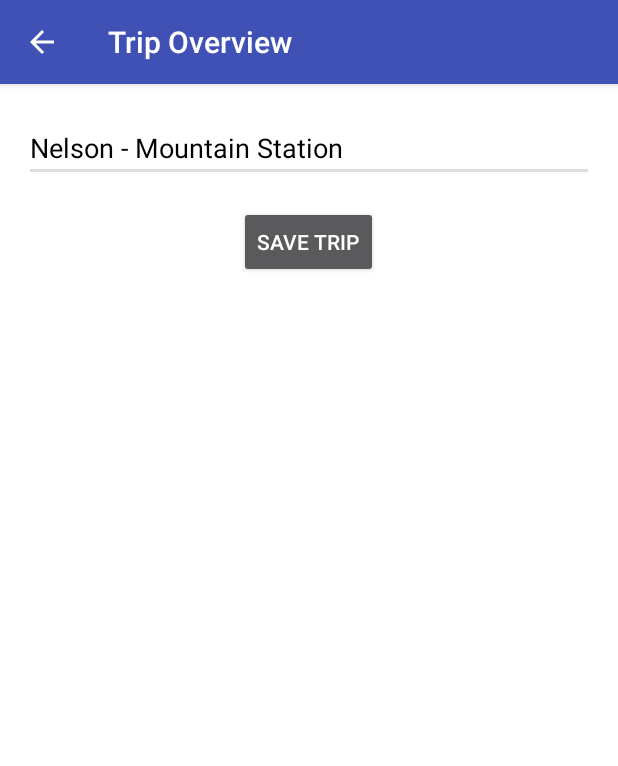
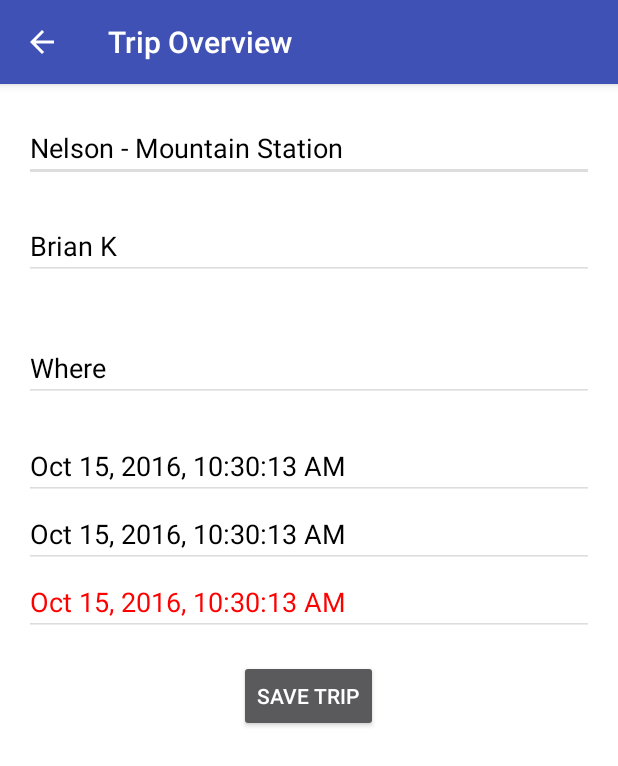
Before and after one commit to rottenb/SimpleCheck-In, an Android app: the screen it shows after launch (TripDetailActivity), after a tap on "Nelson - Mountain Station", on a phone screen of 412 x 824 dp. Shown: the top 766 px of the screen. Run offline under Robolectric (Android 15) with nearby library versions, the phone set to English and light mode, and no system bars; 3 other taps on this screen came first.

Commit message:
trip database added

```diff
--- a/app/src/main/java/com/brianmk/simplecheck_in/MainActivity.java
+++ b/app/src/main/java/com/brianmk/simplecheck_in/MainActivity.java
@@ -12,8 +12,6 @@ import android.widget.AdapterView;
 import android.widget.ArrayAdapter;
 import android.widget.ListView;
 
-import java.util.ArrayList;
-import java.util.Arrays;
 import java.util.List;
 
 public class MainActivity extends AppCompatActivity {
@@ -22,7 +20,7 @@ public class MainActivity extends AppCompatActivity {
     private ArrayAdapter<String> mTripListAdapter;
 
     private ListView tripListView;
-
+/*
     private String[] dummyTripListData = {
             "Bellingham - Chuckanut",
             "Bellingham - Galbraith",
@@ -43,7 +41,7 @@ public class MainActivity extends AppCompatActivity {
             "Whistler - Lost Lake" };
 
     private int nPosition = 0;
-
+*/
 
     @Override
     protected void onCreate(Bundle savedInstanceState) {
@@ -52,12 +50,25 @@ public class MainActivity extends AppCompatActivity {
         Toolbar toolbar = (Toolbar) findViewById(R.id.toolbar);
         setSupportActionBar(toolbar);
 
+        TripDataBase tripDB = new TripDataBase(this);
+        if (!tripDB.isTrips()) {
+            tripDB.addTrip(new TripData("Nelson - Mountain Station", "Brian K"));
+            tripDB.addTrip(new TripData("Nelson - Gold Creek", "Brian K"));
+            tripDB.addTrip(new TripData("Whistler - Bike Park", "Brian K, Kay C"));
+            tripDB.addTrip(new TripData("North Vancouver - Seymour", "Brian K, Kay C, James W"));
+            tripDB.addTrip(new TripData("Fraser Valley - Burke", "Brian K, Kay C, Chris W"));
+            tripDB.addTrip(new TripData("Fraser Valley - Sumas", "Brian K, James W, Clayton M"));
+        }
 
-        List<String> dummyTripList = new ArrayList<>(Arrays.asList(dummyTripListData));
+        //List<String> tripTitleList = new ArrayList<>(Arrays.asList(dummyTripListData));
+
+        List<String> tripTitleList = tripDB.getAllTripTitles();
+        tripTitleList.add(0, "-- Tap To Add New Trip --");
+
 
         mTripListAdapter = new ArrayAdapter<> (this, R.layout.trip_list_item,
                                                         R.id.trip_list_item_textview,
-                                                         dummyTripList );
+                                                         tripTitleList );
 
         tripListView = (ListView) findViewById(R.id.trip_list);
 
@@ -68,24 +79,27 @@ public class MainActivity extends AppCompatActivity {
         tripListView.setOnItemClickListener(new AdapterView.OnItemClickListener() {
             @Override
             public void onItemClick(AdapterView<?> parent, View view, int position, long id) {
-                nPosition = position;
-                tripIntent.putExtra("TITLE", mTripListAdapter.getItem(position));
+             //   nPosition = position;
+             //   tripIntent.putExtra("TITLE", mTripListAdapter.getItem(position));
+
+                tripIntent.putExtra("POSITION", position);
 
                 startActivityForResult(tripIntent, 1);
             }
         });
-    }
+    } // onCreate()
 
     @Override
     protected void onActivityResult(int requestCode, int resultCode, Intent data) {
         super.onActivityResult(requestCode, resultCode, data);
-
+/*
         if (resultCode != 0) {
             dummyTripListData[nPosition] = data.getStringExtra("TITLE");
             mTripListAdapter.notifyDataSetChanged();
             tripListView.setAdapter(mTripListAdapter);
         }
-    }
+*/
+    } // onActivityResult()
 
     @Override
     public boolean onCreateOptionsMenu(Menu menu) {
@@ -115,6 +129,18 @@ public class MainActivity extends AppCompatActivity {
             case R.id.main_menu_app_settings:
                 Log.d(LOG_TAG, "app settings");
                 break;
+            case R.id.main_menu_delete_db:
+                Log.d(LOG_TAG, "DELETE DATABASE");
+
+                TripDataBase tdb = new TripDataBase(this);
+                tdb.deleteALLTripDB(this);
+
+                mTripListAdapter.notifyDataSetChanged();
+                tripListView.setAdapter(mTripListAdapter);
+
+                tdb.close();
+                finish();
+                break;
             default:
                 Log.d(LOG_TAG, "Oops, fell through");
                 break;
--- a/app/src/main/java/com/brianmk/simplecheck_in/TripData.java
+++ b/app/src/main/java/com/brianmk/simplecheck_in/TripData.java
@@ -1,26 +1,94 @@
 package com.brianmk.simplecheck_in;
 
+import java.text.DateFormat;
+import java.util.Date;
+
+import static android.R.attr.id;
+
 /**
- * Created by rot on 2016-10-14.
+ * Created by rot on 2016-10-15.
  *
- * Simple class containing all data for a single trip
+ * Holds the data for a single trip
  */
 
-public class TripData {
+class TripData {
+    private static final String LOG_TAG = TripData.class.getSimpleName();
+
+    private int mId;
+
     private String mTitle;
+    private String mWho;
 
-    public TripData() {
+    private String mWhenStart;
+    private String mWhenEnd;
+    private String mWhenPanic;
 
-    }
-    public TripData(String t) {
-        mTitle = t;
+
+    TripData() {
+        this.mId = 0;
+        this.mTitle = "Where";
+        this.mWho = "Who";
+        this.mWhenStart = DateFormat.getDateTimeInstance().format(new Date());
+        this.mWhenEnd = DateFormat.getDateTimeInstance().format(new Date());
+        this.mWhenPanic = DateFormat.getDateTimeInstance().format(new Date());
     }
 
-    public String getTitle() {
+    TripData(String title, String who) {
+        this.mId = id;
+        this.mTitle = title;
+        this.mWho = who;
+
+        this.mWhenStart = DateFormat.getDateTimeInstance().format(new Date());
+        this.mWhenEnd = DateFormat.getDateTimeInstance().format(new Date());
+        this.mWhenPanic = DateFormat.getDateTimeInstance().format(new Date());
+    }
+
+    @Override
+    public String toString() {
+        return "TripData [id=" + mId + ", title=" + mTitle + ", who=" + mWho +
+                ", start=" + mWhenStart + ", end=" + mWhenEnd + ", panic =" + mWhenPanic + "]";
+    }
+
+    void setId(int id) {
+        this.mId = id;
+    }
+    int getId() {
+        return mId;
+    }
+
+    void setTitle(String title) {
+        this.mTitle = title;
+    }
+    String getTitle() {
         return mTitle;
     }
 
-    public void setTitle(String title) {
-        mTitle = title;
+    void setWho(String who) {
+        this.mWho = who;
     }
+    String getWho() {
+        return mWho;
+    }
+
+    void setWhenStart(String dateTime) {
+        this.mWhenStart = dateTime;
+    }
+    String getWhenStart() {
+        return this.mWhenStart;
+    }
+
+    void setWhenEnd(String dateTime) {
+        this.mWhenEnd = dateTime;
+    }
+    String getWhenEnd() {
+        return this.mWhenEnd;
+    }
+
+    void setWhenPanic(String dateTime) {
+        this.mWhenPanic = dateTime;
+    }
+    String getWhenPanic() {
+        return mWhenPanic;
+    }
+
 }
--- /dev/null
+++ b/app/src/main/java/com/brianmk/simplecheck_in/TripDataBase.java
@@ -0,0 +1,184 @@
+package com.brianmk.simplecheck_in;
+
+import android.content.ContentValues;
+import android.content.Context;
+import android.database.Cursor;
+import android.database.sqlite.SQLiteDatabase;
+import android.database.sqlite.SQLiteOpenHelper;
+import android.util.Log;
+
+import java.text.DateFormat;
+import java.util.Date;
+import java.util.LinkedList;
+import java.util.List;
+
+/**
+ * Created by rot on 2016-10-14.
+ *
+ * Simple class containing all data for a single trip
+ */
+
+class TripDataBase extends SQLiteOpenHelper  {
+    private static final String LOG_TAG = TripDataBase.class.getSimpleName();
+
+    private static final int DATABASE_VERSION = 1;
+    private static final String DATABASE_NAME = "TripDB";
+
+    private static final String TABLE_TRIPS = "trips";
+
+    private static final String KEY_ID = "id";
+    private static final String KEY_TITLE = "title";
+    private static final String KEY_WHO = "who";
+    private static final String KEY_START = "start";
+    private static final String KEY_END = "end";
+    private static final String KEY_PANIC = "panic";
+
+    private static final String[] COLUMNS = {KEY_ID, KEY_TITLE, KEY_WHO,
+                                                KEY_START, KEY_END, KEY_PANIC};
+
+    TripDataBase(Context context) {
+        super(context, DATABASE_NAME, null, DATABASE_VERSION);
+    }
+
+    @Override
+    public void onCreate(SQLiteDatabase db) {
+        String CREATE_TRIP_TABLE = "CREATE TABLE trips ( " +
+                "id INTEGER PRIMARY KEY AUTOINCREMENT, " +
+                "title TEXT, " +
+                "who TEXT, " +
+                "start TEXT, end TEXT, panic TEXT )";
+
+        db.execSQL(CREATE_TRIP_TABLE);
+    }
+
+    @Override
+    public void onUpgrade(SQLiteDatabase db, int oldVersion, int newVersion) {
+        // Drop older table if exists
+        db.execSQL("DROP TABLE IF EXISTS trips");
+
+        this.onCreate(db);
+    }
+
+    boolean isTrips() {
+        String query = "SELECT * FROM " + TABLE_TRIPS;
+
+        SQLiteDatabase db = this.getWritableDatabase();
+        Cursor cursor = db.rawQuery(query, null);
+        boolean result;
+
+        result = cursor.moveToFirst();
+        cursor.close();
+
+        return result;
+    }
+
+    void addTrip(TripData tripData) {
+        Log.d(LOG_TAG, "addTrip("+tripData.toString()+")");
+
+        SQLiteDatabase db = this.getWritableDatabase();
+
+        ContentValues values = new ContentValues();
+        values.put(KEY_TITLE, tripData.getTitle());
+        values.put(KEY_WHO, tripData.getWho());
+        values.put(KEY_START, tripData.getWhenStart());
+        values.put(KEY_END, tripData.getWhenEnd());
+        values.put(KEY_PANIC, tripData.getWhenPanic());
+
+        db.insert(TABLE_TRIPS, null, values);
+        db.close();
+    } // addTrip()
+
+    TripData getTrip(int id) {
+        Log.d(LOG_TAG, "getTrip("+id+")");
+
+        SQLiteDatabase db = getReadableDatabase();
+
+        Cursor cursor = db.query(
+                TABLE_TRIPS,
+                COLUMNS,
+                " id = ?",
+                new String[] {String.valueOf(id)},
+                null,
+                null,
+                null,
+                null );
+
+        if (cursor != null) {
+            cursor.moveToFirst();
+        }
+
+        TripData tripData = new TripData();
+        tripData.setId(Integer.parseInt(cursor.getString(0)));
+        tripData.setTitle(cursor.getString(1));
+        tripData.setWho(cursor.getString(2));
+        tripData.setWhenStart(DateFormat.getDateTimeInstance().format(new Date()));
+        tripData.setWhenEnd(DateFormat.getDateTimeInstance().format(new Date()));
+        tripData.setWhenPanic(DateFormat.getDateTimeInstance().format(new Date()));
+
+        Log.d(LOG_TAG, tripData.toString());
+        cursor.close();
+        return tripData;
+    } // getTrip()
+
+    public List<TripData> getAllTrips() {
+        List<TripData> trips = new LinkedList<>();
+
+        String query = "SELECT * FROM " + TABLE_TRIPS;
+
+        SQLiteDatabase db = this.getWritableDatabase();
+        Cursor cursor = db.rawQuery(query, null);
+
+        TripData tripData;
+        if (cursor.moveToFirst()) {
+            do {
+                tripData = new TripData();
+                tripData.setId(Integer.parseInt(cursor.getString(0)));
+                tripData.setTitle(cursor.getString(1));
+                tripData.setWho(cursor.getString(2));
+                tripData.setWhenStart(DateFormat.getDateTimeInstance().format(new Date()));
+                tripData.setWhenEnd(DateFormat.getDateTimeInstance().format(new Date()));
+                tripData.setWhenPanic(DateFormat.getDateTimeInstance().format(new Date()));
+
+                trips.add(tripData);
+            } while (cursor.moveToNext());
+        }
+
+        Log.d(LOG_TAG, "getAllTrips()" + trips.toString());
+
+        cursor.close();
+        return trips;
+
+    } // getAllTrips()
+
+    List<String> getAllTripTitles() {
+        List<String> titles = new LinkedList<>();
+
+        String query = "SELECT * FROM " + TABLE_TRIPS;
+
+        SQLiteDatabase db = this.getWritableDatabase();
+        Cursor cursor = db.rawQuery(query, null);
+
+        TripData tripData;
+
+        if (cursor.moveToFirst()) {
+            do {
+                tripData = new TripData();
+                tripData.setId(Integer.parseInt(cursor.getString(0)));
+                tripData.setTitle(cursor.getString(1));
+                tripData.setWho(cursor.getString(2));
+                tripData.setWhenStart(DateFormat.getDateTimeInstance().format(new Date()));
+                tripData.setWhenEnd(DateFormat.getDateTimeInstance().format(new Date()));
+                tripData.setWhenPanic(DateFormat.getDateTimeInstance().format(new Date()));
+
+                titles.add(tripData.getTitle());
+            } while (cursor.moveToNext());
+        }
+
+        cursor.close();
+        return titles;
+    } // getAllTripTitles()
+
+    void deleteALLTripDB(Context context) {
+        context.deleteDatabase(DATABASE_NAME);
+    }
+}
--- a/app/src/main/java/com/brianmk/simplecheck_in/TripDetailActivity.java
+++ b/app/src/main/java/com/brianmk/simplecheck_in/TripDetailActivity.java
@@ -1,12 +1,10 @@
 package com.brianmk.simplecheck_in;
 
-import android.content.Intent;
 import android.os.Bundle;
 import android.support.v7.app.AppCompatActivity;
 import android.view.View;
 import android.widget.Button;
 import android.widget.EditText;
-import android.widget.Toast;
 
 /**
  * Created by rot on 2016-10-14.
@@ -24,21 +22,37 @@ public class TripDetailActivity extends AppCompatActivity {
 
         setContentView(R.layout.trip_detail);
 
-        final EditText tripView = (EditText) findViewById(R.id.trip_title);
-        tripView.setText(getIntent().getStringExtra("TITLE"));
+        int position = getIntent().getIntExtra("POSITION", 0);
 
+        if (position != 0) {
+
+            TripDataBase tripDataBase = new TripDataBase(this);
+            TripData tripData = tripDataBase.getTrip(position);
+
+            EditText tripView = (EditText) findViewById(R.id.trip_title);
+
+            tripView.setText(tripData.getTitle());
+            tripView = (EditText) findViewById(R.id.trip_who);
+            tripView.setText(tripData.getWho());
+            tripView = (EditText) findViewById(R.id.trip_when_start);
+            tripView.setText(tripData.getWhenStart());
+            tripView = (EditText) findViewById(R.id.trip_when_end);
+            tripView.setText(tripData.getWhenEnd());
+            tripView = (EditText) findViewById(R.id.trip_when_panic);
+            tripView.setText(tripData.getWhenPanic());
+        }
         Button  sendNoticeButton = (Button) findViewById(R.id.trip_save_button);
         sendNoticeButton.setOnClickListener(new View.OnClickListener() {
             public void onClick(View v) {
-                Intent data = new Intent();
+/*                Intent data = new Intent();
                 data.putExtra("TITLE", tripView.getText().toString());
                 setResult(1, data);
+*/
+   //             Toast.makeText(getApplicationContext(), tripView.getText().toString(), Toast.LENGTH_SHORT).show();
 
-                Toast.makeText(getApplicationContext(), tripView.getText().toString(), Toast.LENGTH_SHORT).show();
-
-                finish();
+//                finish();
             }
 
         });
-    }
-}
+    } // onCreate()
+} // TripDetailActivity
--- a/app/src/main/res/layout/trip_detail.xml
+++ b/app/src/main/res/layout/trip_detail.xml
@@ -15,12 +15,11 @@
         android:layout_marginTop="@dimen/trip_display_vertical_margin"
         android:cursorVisible="true"
         android:textColor="@color/black"
-        android:hint="@string/trip_name"
+        android:hint="@string/trip_title_default"
         android:textColorHint="@color/black"
         android:backgroundTint="@color/light_grey"
         android:inputType="textCapWords"/>
 
-<!--
     <EditText
         android:id="@+id/trip_who"
         android:layout_width="match_parent"
@@ -28,12 +27,68 @@
         android:layout_marginRight="@dimen/trip_display_horizontal_margin"
         android:layout_marginLeft="@dimen/trip_display_horizontal_margin"
         android:layout_marginTop="@dimen/trip_display_vertical_margin"
+        android:layout_marginBottom="@dimen/activity_vertical_margin"
         android:cursorVisible="true"
         android:textColor="@color/black"
-            android:hint="@string/trip_who"
+        android:hint="@string/trip_who_default"
         android:textColorHint="@color/black"
-            android:inputType="textLongMessage"/>
--->
+        android:backgroundTint="@color/light_grey"
+        android:inputType="textCapWords"/>
+
+    <EditText
+        android:id="@+id/trip_where"
+        android:layout_width="match_parent"
+        android:layout_height="wrap_content"
+        android:layout_marginRight="@dimen/trip_display_horizontal_margin"
+        android:layout_marginLeft="@dimen/trip_display_horizontal_margin"
+        android:layout_marginTop="@dimen/trip_display_vertical_margin"
+        android:cursorVisible="true"
+        android:textColor="@color/black"
+        android:hint="@string/trip_where_default"
+        android:textColorHint="@color/black"
+        android:backgroundTint="@color/light_grey"
+        android:inputType="textCapWords"/>
+
+    <EditText
+        android:id="@+id/trip_when_start"
+        android:layout_width="match_parent"
+        android:layout_height="wrap_content"
+        android:layout_marginRight="@dimen/trip_display_horizontal_margin"
+        android:layout_marginLeft="@dimen/trip_display_horizontal_margin"
+        android:layout_marginTop="@dimen/trip_display_vertical_margin"
+        android:cursorVisible="true"
+        android:textColor="@color/black"
+        android:hint="@string/trip_when_start_default"
+        android:textColorHint="@color/black"
+        android:backgroundTint="@color/light_grey"
+        android:inputType="textCapWords"/>
+
+    <EditText
+        android:id="@+id/trip_when_end"
+        android:layout_width="match_parent"
+        android:layout_height="wrap_content"
+        android:layout_marginRight="@dimen/trip_display_horizontal_margin"
+        android:layout_marginLeft="@dimen/trip_display_horizontal_margin"
+        android:cursorVisible="true"
+        android:textColor="@color/black"
+        android:hint="@string/trip_when_end_default"
+        android:textColorHint="@color/black"
+        android:backgroundTint="@color/light_grey"
+        android:inputType="textCapWords"/>
+
+    <EditText
+        android:id="@+id/trip_when_panic"
+        android:layout_width="match_parent"
+        android:layout_height="wrap_content"
+        android:layout_marginRight="@dimen/trip_display_horizontal_margin"
+        android:layout_marginLeft="@dimen/trip_display_horizontal_margin"
+        android:cursorVisible="true"
+        android:textColor="@color/red"
+        android:hint="@string/trip_when_panic_default"
+        android:textColorHint="@color/dark_red"
+        android:backgroundTint="@color/light_grey"
+        android:inputType="textCapWords"/>
+
     <Button
         android:id="@+id/trip_save_button"
         android:layout_width="wrap_content"
--- a/app/src/main/res/menu/menu_main.xml
+++ b/app/src/main/res/menu/menu_main.xml
@@ -19,4 +19,8 @@
         android:orderInCategory="400"
         android:title="@string/main_menu_app_settings"
         app:showAsAction="never" />
+    <item
+        android:id="@+id/main_menu_delete_db"
+        android:orderInCategory="500"
+        android:title="@string/main_menu_delete"/>
 </menu>
--- a/app/src/main/res/values/colors.xml
+++ b/app/src/main/res/values/colors.xml
@@ -7,4 +7,6 @@
     <color name="black">#000000</color>
     <color name="dark_grey">#888888</color>
     <color name="light_grey">#DDDDDD</color>
+    <color name="red">#ff0000</color>
+    <color name="dark_red">#660000</color>
 </resources>
--- a/app/src/main/res/values/strings.xml
+++ b/app/src/main/res/values/strings.xml
@@ -6,6 +6,7 @@
     <string name="main_menu_edit">Edit Trip List</string>
     <string name="main_menu_user_settings">User Settings</string>
     <string name="main_menu_app_settings">App Settings</string>
+    <string name="main_menu_delete">Delete Trip Database</string>
 
     <!-- Main Menu (Hold Item) -->
     <string name="main_menu_hold_item_send">Send Trip</string>
@@ -18,12 +19,12 @@
     <string name="trip_menu_delete">Delete Trip</string>
 
     <!-- Trip attributes -->
-    <string name="trip_name">Trip Name</string>
-    <string name="trip_who">Who</string>
-    <string name="trip_where">Where</string>
-    <string name="trip_when_start">When (start)</string>
-    <string name="trip_when_end">When (end)</string>
-    <string name="trip_when_panic">When (panic)</string>
+    <string name="trip_title_default">Trip Name</string>
+    <string name="trip_who_default">Who</string>
+    <string name="trip_where_default">Where</string>
+    <string name="trip_when_start_default">When (start)</string>
+    <string name="trip_when_end_default">When (end)</string>
+    <string name="trip_when_panic_default">When (panic)</string>
 
     <!-- Confirm Yes/No -->
     <string name="confirm_yes">Yes</string>
```
Lines whose indentation alone changed are shown as unchanged.
